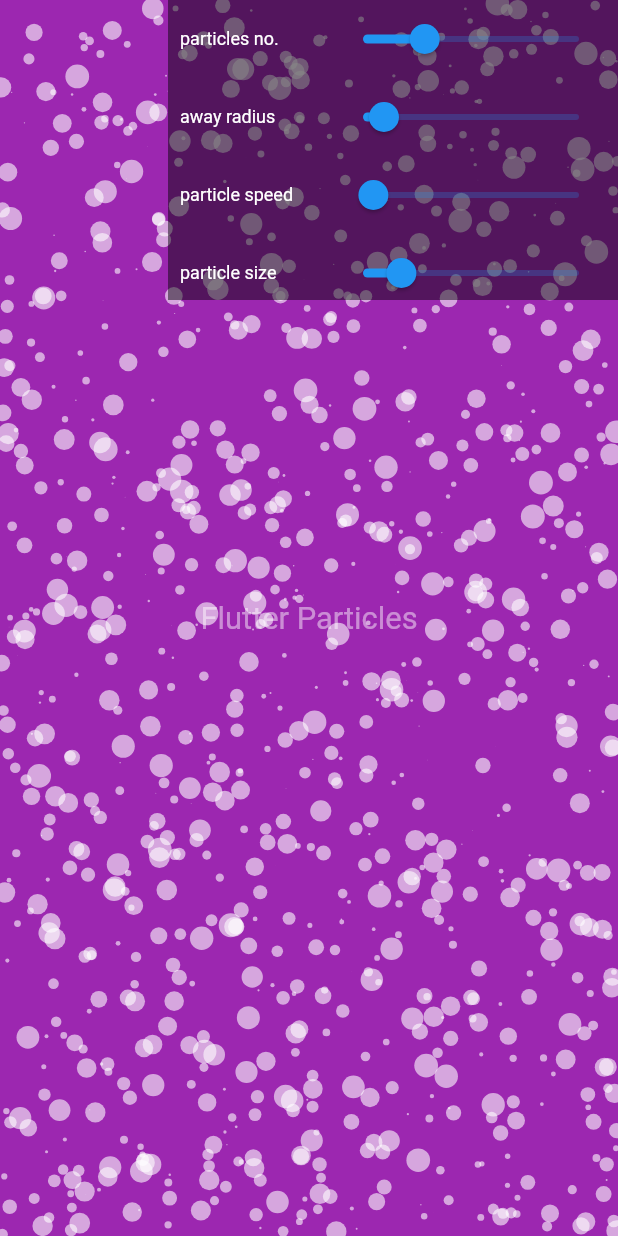
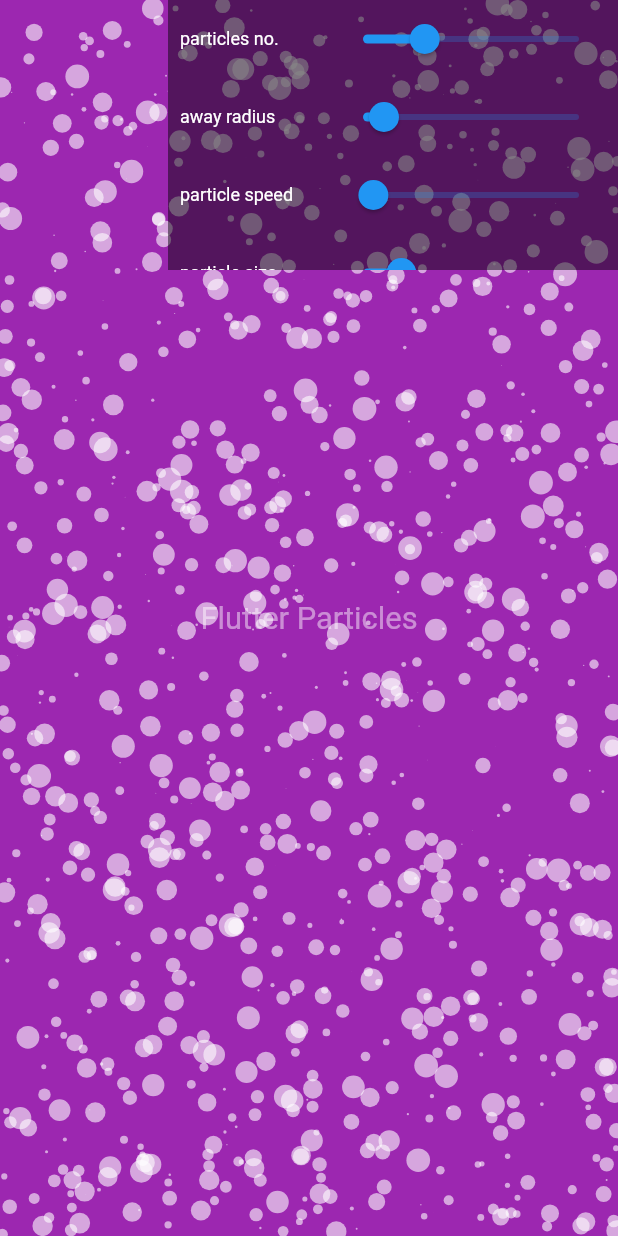
Before and after one commit to rajajain08/particles_flutter, a Flutter app: the screen it shows after launch, on a phone screen of 412 x 824 dp. Run offline on Flutter 3.47's test engine with Material 2 defaults, Android fonts, the phone set to English and light mode, and no system bars; missing offline and left inert: flutter_web.

Commit message:
some changes

```diff
--- a/particles_web/lib/main.dart
+++ b/particles_web/lib/main.dart
@@ -83,7 +83,7 @@ class _CircularParticleScreenState extends State<CircularParticleScreen> {
           ),
         ),
         Container(
-          height: 200,
+          height: 180,
           width: 300,
           color: Colors.black.withAlpha(120),
           child: ListView(
```
Also changed, not shown: particles_web/pubspec.lock.
